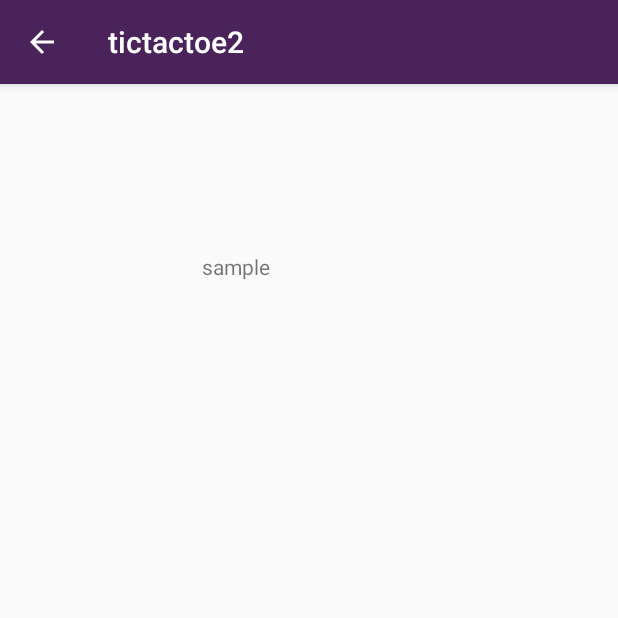
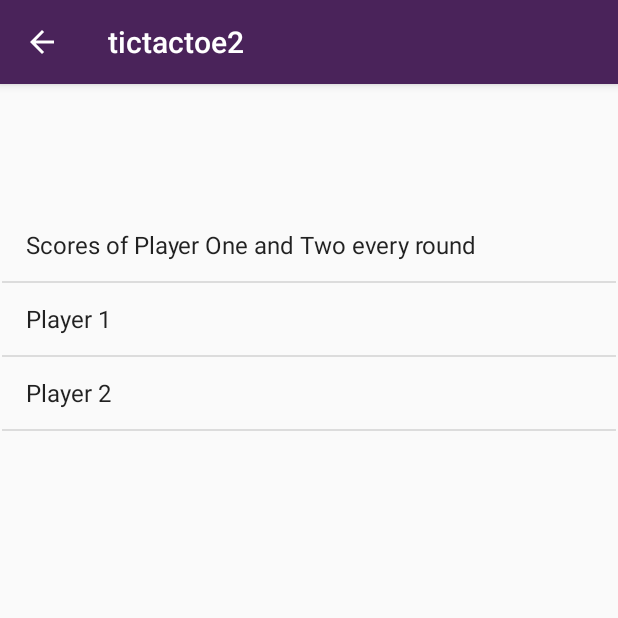
Before and after one commit to janani771/Tic-Tac-Toe, an Android app: the Quit screen opened directly, with no data from a screen before it, on a phone screen of 412 x 824 dp, the top half of it. Run offline under Robolectric (Android 15) with nearby library versions, the phone set to English and light mode, and no system bars.

Commit message:
Created ListView and singleton for displaying scores per round

```diff
--- a/app/src/main/AndroidManifest.xml
+++ b/app/src/main/AndroidManifest.xml
@@ -31,6 +31,7 @@
                 <category android:name="android.intent.category.LAUNCHER" />
             </intent-filter>
         </activity>
+        <activity android:name=".Display_Scores" />
 
 
     </application>
--- /dev/null
+++ b/app/src/main/java/com/example/tictactoe/GlobalModel.java
@@ -0,0 +1,22 @@
+package com.example.tictactoe;
+
+import java.util.ArrayList;
+import java.util.Arrays;
+import java.util.List;
+
+public class GlobalModel {
+    private List<Players> GlobalModel;
+    private static final GlobalModel ourInstance = new GlobalModel();
+
+    public static GlobalModel getInstance() {
+        return ourInstance;
+    }
+
+    private GlobalModel() {
+        GlobalModel = new ArrayList<>(Arrays.asList(
+                new Players("Scores of Player One and Two every round", 0)));
+    }
+    public List<Players> getPlayer(){
+        return GlobalModel;
+    }
+}
--- a/app/src/main/java/com/example/tictactoe/MainActivity.java
+++ b/app/src/main/java/com/example/tictactoe/MainActivity.java
@@ -12,6 +12,7 @@ import android.widget.EditText;
 public class MainActivity extends AppCompatActivity {
     public static final String EXTRA_MESSAGE = "com.example.tictactoe2.MESSAGE";
     public  static final String EXTRA_MESSAGE2 = "com.example.tictactoe2.MESSAGE2";
+    public static final String EXTRA_USER_POS = "pos_in_list";
     private Button instruction;
 
     @Override
--- /dev/null
+++ b/app/src/main/java/com/example/tictactoe/Players.java
@@ -0,0 +1,23 @@
+package com.example.tictactoe;
+
+public class Players {
+    private String round;
+    private int score;
+
+    public Players(String name, int score) {
+        this.round = name;
+        this.score = score;
+    }
+
+    public String getRound() {
+        return round;
+    }
+
+    public String getScore() {
+        return Integer.toString(score);
+    }
+    @Override
+    public String toString(){
+        return round;
+    }
+}
--- a/app/src/main/java/com/example/tictactoe/Quit.java
+++ b/app/src/main/java/com/example/tictactoe/Quit.java
@@ -2,18 +2,44 @@ package com.example.tictactoe;
 
 import android.content.Intent;
 import android.os.Bundle;
+import android.util.Log;
+import android.view.View;
+import android.widget.AdapterView;
+import android.widget.ArrayAdapter;
+import android.widget.ListView;
 
 import androidx.appcompat.app.AppCompatActivity;
 
 public class Quit extends AppCompatActivity {
+    public static final String EXTRA_USER_POS = "pos_in_list";
+    public static final String TAG = "quit";
+
+    Scores scores;
     @Override
     protected void onCreate( Bundle savedInstanceState) {
         super.onCreate(savedInstanceState);
-        setContentView(R.layout.activity_display_message);
-
+        setContentView(R.layout.quit);
+        scores = new Scores(this);
         Intent intent = getIntent();
 
+        GlobalModel.getInstance().getPlayer().add(new Players("Player 1", scores.player1Score));
+        GlobalModel.getInstance().getPlayer().add(new Players("Player 2", scores.player2Score));
+
+        ListView list = (ListView) findViewById(R.id.playerList);
+        list.setAdapter(new ArrayAdapter<Players>(
+                this,
+                android.R.layout.simple_list_item_1,
+                GlobalModel.getInstance().getPlayer())
+                );
+        list.setOnItemClickListener(new AdapterView.OnItemClickListener(){
+            @Override
+            public void onItemClick(AdapterView<?> parent, View view, int i, long l){
+                Log.d(TAG,"clicked:" +i);
+                Intent playerActivity = new Intent(Quit.this,Display_Scores.class);
+                playerActivity.putExtra(EXTRA_USER_POS,i);
+                startActivity(playerActivity);
+            }
+        });
     }
 
-
 }
--- a/app/src/main/java/com/example/tictactoe/Scores.java
+++ b/app/src/main/java/com/example/tictactoe/Scores.java
@@ -7,8 +7,8 @@ public class Scores {
     private static final String P2_SCORE = "scoreOfPlayer2";
     private static final String PREF_FILE = "Scores";
 
-    private int player1Score;
-    private int player2Score;
+    public int player1Score;
+    public int player2Score;
 
     private Context context;
     private SharedPreferences myScores;
--- a/app/src/main/res/layout/activity_display_message.xml
+++ b/app/src/main/res/layout/quit.xml
@@ -6,16 +6,15 @@
     android:layout_height="match_parent"
     tools:context=".Game">
 
-    <TextView
-        android:id="@+id/editText"
-        android:layout_width="wrap_content"
-        android:layout_height="wrap_content"
-        android:layout_marginStart="127dp"
-        android:layout_marginLeft="127dp"
-        android:layout_marginTop="112dp"
-        android:layout_marginEnd="225dp"
-        android:layout_marginRight="225dp"
-        android:text="sample"
+    <ListView
+        android:id="@+id/playerList"
+        android:layout_width="409dp"
+        android:layout_height="601dp"
+        android:layout_marginStart="1dp"
+        android:layout_marginTop="1dp"
+        android:layout_marginEnd="1dp"
+        android:layout_marginBottom="1dp"
+        app:layout_constraintBottom_toBottomOf="parent"
         app:layout_constraintEnd_toEndOf="parent"
         app:layout_constraintStart_toStartOf="parent"
         app:layout_constraintTop_toTopOf="parent" />
--- a/app/src/main/res/values/strings.xml
+++ b/app/src/main/res/values/strings.xml
@@ -13,4 +13,5 @@
     <string name="play">PLAY</string>
     <string name="enter_the_name_of_players">Enter the name of Players</string>
     <string name="_0">0</string>
+    <string name="total_score">Total Score:</string>
 </resources>
```
Also changed, not shown: app/src/main/java/com/example/tictactoe/Display_Scores.java (added, +20 -0 lines), app/src/main/res/layout/display_scores.xml (added, +34 -0 lines).
